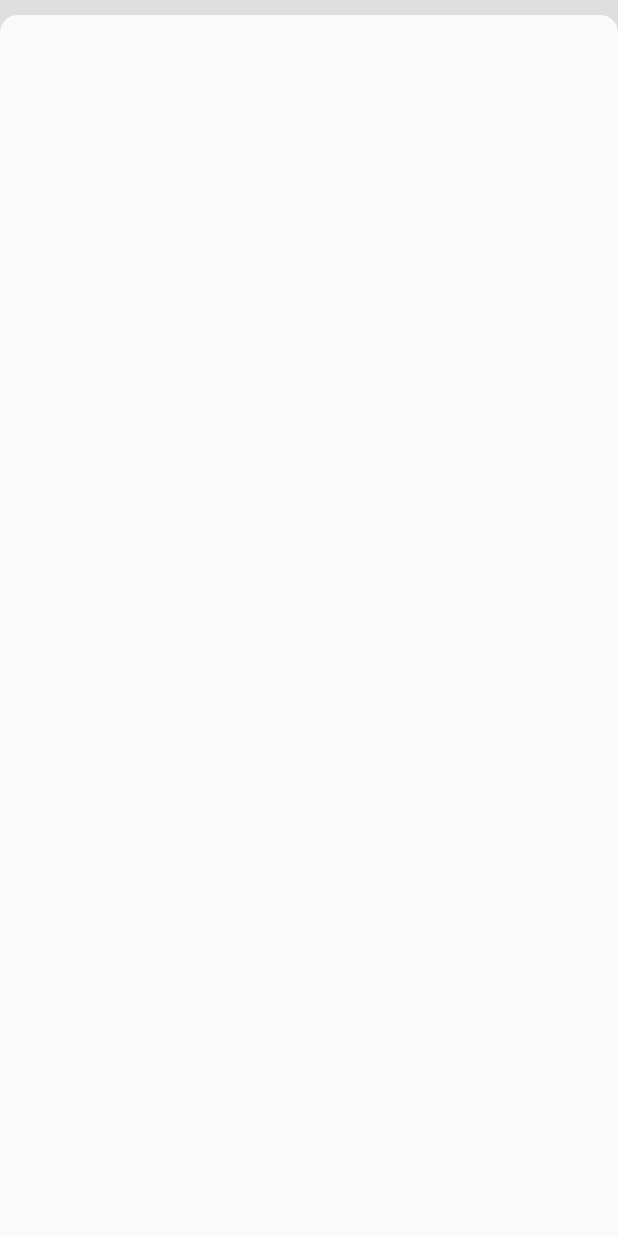
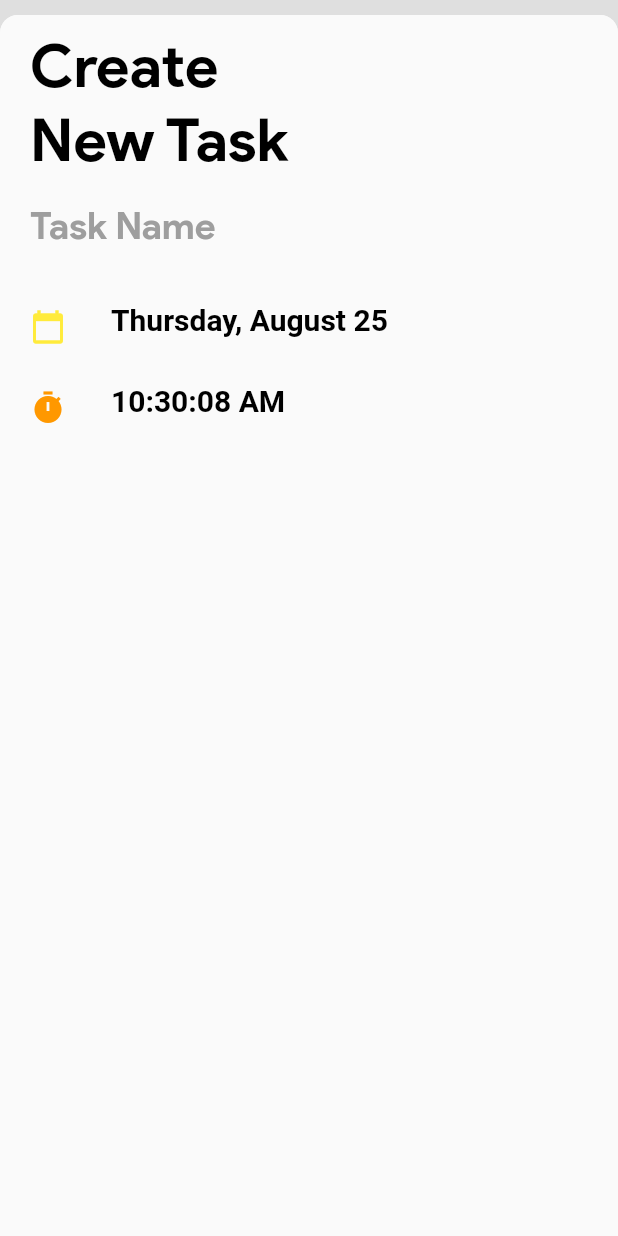
Before and after one commit to anshb7/to_do_app, a Flutter app: the screen it shows after launch, after a tap on "Tap to Add", on a phone screen of 412 x 824 dp. Run offline on Flutter 3.47's test engine with Material 2 defaults, Android fonts, the phone set to English and light mode, and no system bars; our stand-ins replace modal_bottom_sheet; missing offline and left inert: dart:ffi.

Commit message:
date time and input field added

```diff
--- a/lib/main.dart
+++ b/lib/main.dart
@@ -1,3 +1,5 @@
+import 'dart:ffi';
+
 import 'package:flutter/material.dart';
 import 'package:intl/intl.dart';
 import 'package:to_do_app/task.dart';
@@ -16,7 +18,7 @@ class MyApp extends StatelessWidget {
     return MaterialApp(
       title: 'Flutter Demo',
       theme: ThemeData(
-          colorScheme: ColorScheme(
+          colorScheme: const ColorScheme(
         brightness: Brightness.light,
         primary: Colors.purpleAccent,
         secondary: Colors.black12,
@@ -56,22 +58,115 @@ class _MyHomePageState extends State<MyHomePage> {
           decoration: BoxDecoration(borderRadius: BorderRadius.circular(20)),
           height: 70,
           width: 200,
-          padding: EdgeInsets.all(5),
+          padding: const EdgeInsets.all(5),
           child: FloatingActionButton(
               onPressed: () {
                 showCupertinoModalBottomSheet(
-                  context: context,
-                  builder: (context) => Container(),
-                );
+                    context: context,
+                    builder: (context) => Material(
+                          child: Column(
+                            crossAxisAlignment: CrossAxisAlignment.start,
+                            children: <Widget>[
+                              const Padding(
+                                padding: EdgeInsets.fromLTRB(20, 10, 0, 0),
+                                child: Text(
+                                  '''Create
+New Task''',
+                                  textAlign: TextAlign.left,
+                                  style: TextStyle(
+                                    decoration: TextDecoration.none,
+                                    fontFamily: "product",
+                                    fontSize: 40.0,
+                                    fontWeight: FontWeight.bold,
+                                    color: Colors.black,
+                                  ),
+                                ),
+                              ),
+                              const SizedBox(
+                                height: 10,
+                              ),
+                              const TextField(
+                                decoration: InputDecoration(
+                                  enabledBorder: UnderlineInputBorder(
+                                    borderSide: BorderSide(
+                                      style: BorderStyle.none,
+                                      color: Colors.black,
+                                    ),
+                                  ),
+                                  focusedBorder: UnderlineInputBorder(
+                                    borderSide: BorderSide(
+                                      style: BorderStyle.none,
+                                      color: Colors.black,
+                                    ),
+                                  ),
+                                  labelText: 'Task Name',
+                                  labelStyle: TextStyle(
+                                      fontSize: 25,
+                                      fontFamily: "product",
+                                      color: Colors.grey),
+                                  contentPadding: EdgeInsets.only(
+                                    left: 20,
+                                  ),
+                                ),
+                              ),
+                              const SizedBox(
+                                height: 20,
+                              ),
+                              Row(
+                                mainAxisAlignment:
+                                    MainAxisAlignment.start,
+                                children: <Widget>[
+                                  Padding(
+                                    padding: EdgeInsets.fromLTRB(20, 10, 0, 0),
+                                    child: const Icon(
+                                      Icons.calendar_today,
+                                      color: Colors.yellow,
+                                    ),
+                                  ),
+                                  SizedBox(width: 30,),
+                                  Text(
+                                    DateFormat.MMMMEEEEd().format(date),
+                                    style: const TextStyle(
+                                        color: Colors.black,
+                                        fontWeight: FontWeight.bold,
+                                        fontSize: 20),
+                                  ),
+                                ],
+                              ),
+                              SizedBox(
+                                height: 20,
+                              ),
+                              Row(
+                                mainAxisAlignment:
+                                    MainAxisAlignment.start,
+                                children: <Widget>[
+                                  Padding(
+                                      padding: EdgeInsets.fromLTRB(20, 10, 0, 0),
+                                    child: const Icon(
+                                      Icons.timer,
+                                      color: Colors.orange,
+                                    ),
+                                  ),SizedBox(width: 30,),
+                                  Text(
+                                    DateFormat("hh:mm:ss a").format(DateTime.now()),
+                                    style: const TextStyle(
+                                        color: Colors.black,
+                                        fontWeight: FontWeight.bold,fontSize: 20),
+                                  ),
+                                ],
+                              )
+                            ],
+                          ),
+                        ));
               },
               elevation: 25,
-              backgroundColor: Color.fromRGBO(153, 101, 222, 10),
-              shape: RoundedRectangleBorder(
+              backgroundColor: const Color.fromRGBO(153, 101, 222, 10),
+              shape: const RoundedRectangleBorder(
                   borderRadius: BorderRadius.all(Radius.circular(10))),
               child:
                   Row(mainAxisAlignment: MainAxisAlignment.center, children: [
-                Padding(
-                  padding: const EdgeInsets.all(5.0),
+                const Padding(
+                  padding: EdgeInsets.all(5.0),
                   child: Align(
                     alignment: Alignment.center,
                     child: Text(
@@ -84,14 +179,14 @@ class _MyHomePageState extends State<MyHomePage> {
       body: Column(
         children: [
           Container(
-            color: Color.fromRGBO(254, 254, 254, 1),
+            color: const Color.fromRGBO(254, 254, 254, 1),
             width: double.infinity,
             height: 150,
             child: Row(
               mainAxisAlignment: MainAxisAlignment.spaceBetween,
               children: [
-                Padding(
-                  padding: const EdgeInsets.all(8.0),
+                const Padding(
+                  padding: EdgeInsets.all(8.0),
                   child: Align(
                     alignment: Alignment.bottomLeft,
                     child: Text(
@@ -109,7 +204,7 @@ class _MyHomePageState extends State<MyHomePage> {
                     alignment: Alignment.bottomCenter,
                     child: Text(
                       DateFormat('dd-MM-yyyy').format(date),
-                      style: TextStyle(
+                      style: const TextStyle(
                           fontSize: 20,
                           fontFamily: "Product",
                           color: Colors.black),
@@ -126,16 +221,18 @@ class _MyHomePageState extends State<MyHomePage> {
                     return Padding(
                       padding: const EdgeInsets.all(5.0),
                       child: CheckboxListTile(
-                        checkboxShape: RoundedRectangleBorder(
+                        checkboxShape: const RoundedRectangleBorder(
                             borderRadius: BorderRadius.all(Radius.circular(5))),
-                        shape: RoundedRectangleBorder(
+                        shape: const RoundedRectangleBorder(
                             borderRadius:
                                 BorderRadius.all(Radius.circular(10))),
                         selected: checked,
-                        selectedTileColor: Color.fromRGBO(153, 101, 222, 10),
+                        selectedTileColor:
+                            const Color.fromRGBO(153, 101, 222, 10),
                         title: Text(
                           tasks[index].task,
-                          style: TextStyle(fontFamily: "Product", fontSize: 25),
+                          style: const TextStyle(
+                              fontFamily: "Product", fontSize: 25),
                         ),
                         controlAffinity: ListTileControlAffinity.trailing,
                         value: ischecked,
@@ -146,7 +243,7 @@ class _MyHomePageState extends State<MyHomePage> {
                           });
                         },
                         activeColor: Colors.white,
-                        checkColor: Color.fromRGBO(153, 101, 222, 10),
+                        checkColor: const Color.fromRGBO(153, 101, 222, 10),
                       ),
                     );
                   }))
--- a/pubspec.yaml
+++ b/pubspec.yaml
@@ -36,6 +36,7 @@ dependencies:
   cupertino_icons: ^1.0.2
   intl: ^0.17.0
   modal_bottom_sheet: ^2.1.0
+
 
 dev_dependencies:
   flutter_test:
```
